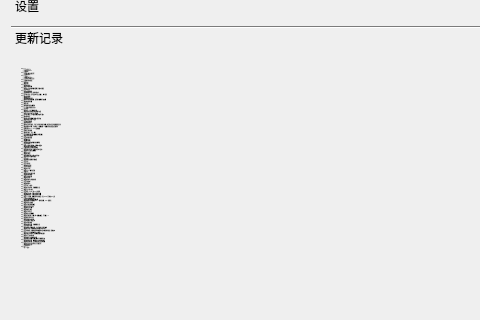
This is source/ui/MoreUi.ui in ChiyukiGana/Quickinput as Qt 5 draws it before an edit; both pictures show x 0 to 480 and y 176 to 496 of the 800 by 790 pixel window. The edited form follows.
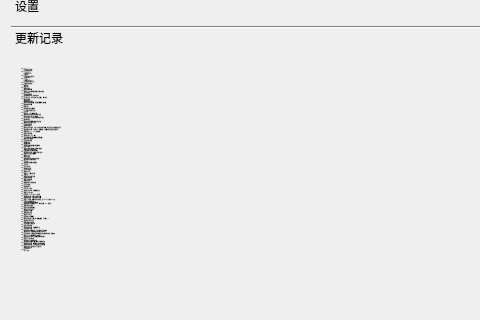
This is the edited form. The open tabs and pages were chosen to show the change. Icons and pictures are not drawn.

Diff of the .ui file:
```diff
--- a/source/ui/MoreUi.ui
+++ b/source/ui/MoreUi.ui
@@ -934,7 +934,7 @@
            <x>0</x>
            <y>0</y>
            <width>761</width>
-           <height>3070</height>
+           <height>3121</height>
           </rect>
          </property>
          <attribute name="label">
@@ -973,7 +973,10 @@
              </font>
             </property>
             <property name="text">
-             <string>2024-9-25
+             <string>2024-10-6
+　　1：修复定时丢失内容
+　　2：优化右键菜单颜色
+2024-9-25
 　　1：UI（宏选项卡）
 　　2：增加自定义style
 　　3：增加定时
```
